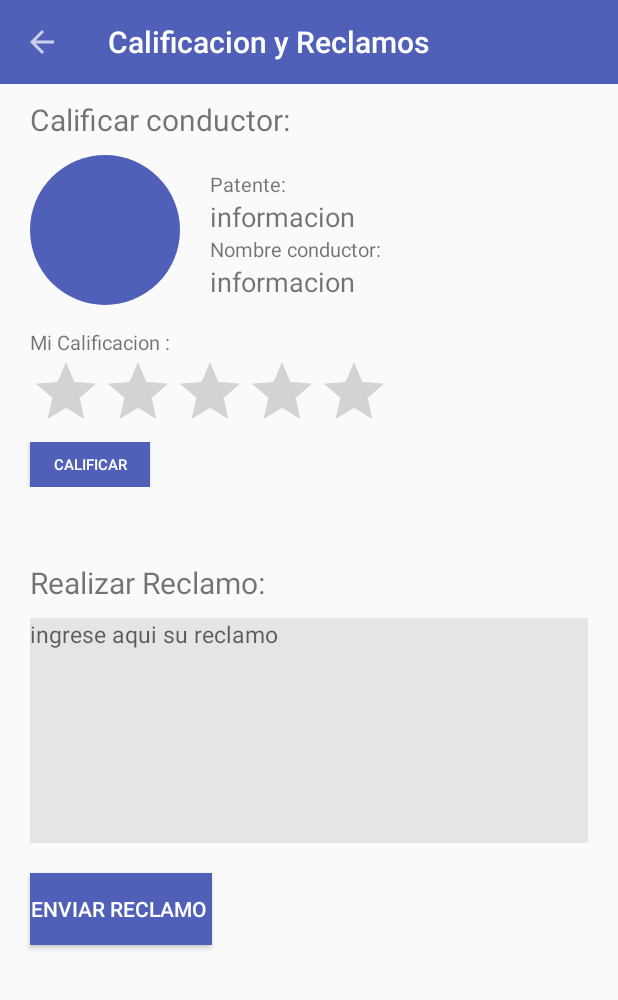
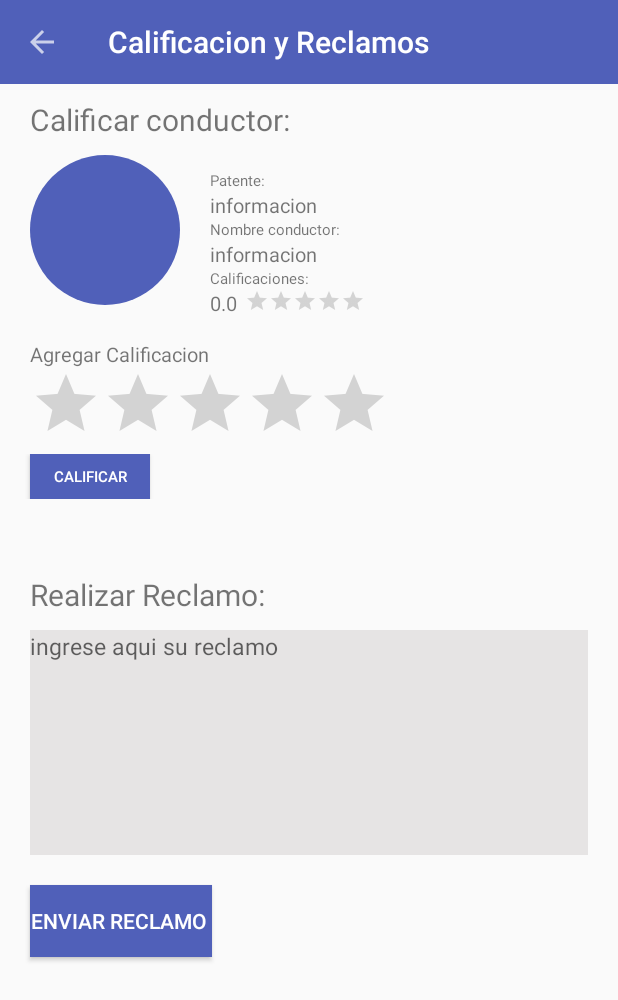
Before and after one commit to nomekop007/app_usuario, an Android app: the CalificarActivity screen opened directly, with no data from a screen before it, on a phone screen of 412 x 824 dp. Shown: the top 1000 px of the screen. Run offline under Robolectric (Android 15) with nearby library versions, the light colour scheme and no system bars; our stand-ins replace Firebase (no records; nobody signed in at launch, a user with empty details on screens opened directly); 1 statement that could not run was skipped.

Commit message:
modifcar rating bar

```diff
--- a/app/src/main/java/com/example/app_usuario_v2/CalificarActivity.java
+++ b/app/src/main/java/com/example/app_usuario_v2/CalificarActivity.java
@@ -40,12 +40,13 @@ public class CalificarActivity extends AppCompatActivity {
 
 
     private android.support.v7.widget.Toolbar toolbar;
-    private RatingBar ratingBar;
-    private TextView patente, nombre, txtcalificar;
+    private RatingBar ratingBar, ratingBarMini ;
+    private TextView patente, nombre, txtcalificar, txtTitulo , calificaciones ,txt_calificar;
     private EditText editReclamo;
     private Button btnCalificar, btnModifcar;
-    ImageView img;
+    private ImageView img;
     private String IDTrasporte = "";
+    private String LineaTrasporte = "";
     private Trasporte trasporte;
     private Calificacion calificacion;
 
@@ -62,18 +63,23 @@ public class CalificarActivity extends AppCompatActivity {
         setContentView(R.layout.activity_calificar);
 
         ratingBar = findViewById(R.id.ratingBar);
+        ratingBarMini = findViewById(R.id.ratingBarCalificaciones);
         patente = findViewById(R.id.t2_patente);
         nombre = findViewById(R.id.t2_nombre);
+        calificaciones = findViewById(R.id.t2_calificaciones);
         btnCalificar = findViewById(R.id.btn_calificar);
         btnModifcar = findViewById(R.id.btn_modificarCalificacion);
         txtcalificar = findViewById(R.id.txt_calificacion);
+        txtTitulo = findViewById(R.id.txt_tituloCalificar);
+        txt_calificar = findViewById(R.id.t2_califcacion);
         editReclamo = findViewById(R.id.edit_reclamo);
         img = findViewById(R.id.iconos2);
+
 
         //mostrar descripcion
         Intent i = getIntent();
         IDTrasporte = i.getStringExtra("idTrasporte");
-
+        LineaTrasporte = i.getStringExtra("lineaTrasporte");
         //sin calificar
         btnModifcar.setVisibility(View.INVISIBLE);
         txtcalificar.setVisibility(View.INVISIBLE);
@@ -101,7 +107,7 @@ public class CalificarActivity extends AppCompatActivity {
 
                         ratingBar.setRating(cal.getCalificacion());
                         calificacion = cal;
-
+                        txt_calificar.setText("Mi Calificacion");
                         ratingBar.setEnabled(false);
                         btnCalificar.setVisibility(View.INVISIBLE);
                         btnModifcar.setVisibility(View.VISIBLE);
@@ -151,9 +157,9 @@ public class CalificarActivity extends AppCompatActivity {
                 format.format(calificacionfinal);
 
                 //actualiza la calificacion del trasporte
-                if (suma==0){
+                if (suma == 0) {
                     trasporte.setCalificacion(0);
-                }else {
+                } else {
                     trasporte.setCalificacion(calificacionfinal);
                 }
                 try {
@@ -173,7 +179,7 @@ public class CalificarActivity extends AppCompatActivity {
 
     private void BuscarMostrarTrasporte() {
 
-        myDatabase.child("trasporte").addListenerForSingleValueEvent(new ValueEventListener() {
+        myDatabase.child("trasporte").addValueEventListener(new ValueEventListener() {
             @Override
             public void onDataChange(@NonNull DataSnapshot dataSnapshot) {
 
@@ -186,6 +192,11 @@ public class CalificarActivity extends AppCompatActivity {
 
                         patente.setText(tr.getPatente());
                         nombre.setText(tr.getNombreConductor());
+                        txtTitulo.setText("Calificar conductor de " + LineaTrasporte + ":");
+                        calificaciones.setText(tr.getCalificacion()+"");
+
+                        ratingBarMini.setEnabled(false);
+                        ratingBarMini.setRating(tr.getCalificacion());
 
                         Glide.with(getApplicationContext())
                                 .load(trasporte.getFotoConductorUrl())
@@ -207,8 +218,6 @@ public class CalificarActivity extends AppCompatActivity {
             }
         });
     }
-
-
 
 
     public void CalificarConductor(View view) {
@@ -250,6 +259,7 @@ public class CalificarActivity extends AppCompatActivity {
         btnModifcar.setVisibility(View.INVISIBLE);
         txtcalificar.setVisibility(View.INVISIBLE);
         btnCalificar.setVisibility(View.VISIBLE);
+        txt_calificar.setText("Agregar Calificacion");
         Toast.makeText(getApplicationContext(), "mi calificacion restaurada!", Toast.LENGTH_LONG).show();
 
     }
@@ -290,7 +300,6 @@ public class CalificarActivity extends AppCompatActivity {
     }
 
 
-
     //boton de flecha atras de toolbar
     @Override
     public boolean onSupportNavigateUp() {
--- a/app/src/main/java/com/example/app_usuario_v2/mapFragment.java
+++ b/app/src/main/java/com/example/app_usuario_v2/mapFragment.java
@@ -176,6 +176,7 @@ public class mapFragment extends Fragment implements OnMapReadyCallback {
 
                 Intent intent = new Intent(getContext(), CalificarActivity.class);
                 intent.putExtra("idTrasporte", marker.getSnippet());
+                intent.putExtra("lineaTrasporte", marker.getTitle());
                 startActivity(intent);
 
             }
@@ -194,6 +195,12 @@ public class mapFragment extends Fragment implements OnMapReadyCallback {
                 if (markerLayout == null) {
                     markerLayout = getLayoutInflater().inflate(R.layout.marker, null);
                 }
+                TextView titulo = markerLayout.findViewById(R.id.titulos);
+                TextView patente = markerLayout.findViewById(R.id.t_Patente);
+                TextView nomConductor = markerLayout.findViewById(R.id.t_Conductor);
+                TextView calificacion = markerLayout.findViewById(R.id.t_calificacion);
+                ImageView img = markerLayout.findViewById(R.id.iconos);
+                RatingBar ratingBar = markerLayout.findViewById(R.id.ratingBar);
 
 
                 for (Trasporte trasporte : tmpRealTimeTrasportes) {
@@ -202,12 +209,6 @@ public class mapFragment extends Fragment implements OnMapReadyCallback {
                     if (marker.getSnippet().equals(trasporte.getIdTrasporte())) {
 
 
-                        TextView titulo = markerLayout.findViewById(R.id.titulos);
-                        TextView patente = markerLayout.findViewById(R.id.t_Patente);
-                        TextView nomConductor = markerLayout.findViewById(R.id.t_Conductor);
-                        TextView calificacion = markerLayout.findViewById(R.id.t_calificacion);
-                        ImageView img = markerLayout.findViewById(R.id.iconos);
-                        RatingBar ratingBar = markerLayout.findViewById(R.id.ratingBar);
 
 
                         Glide.with(markerLayout)
@@ -226,7 +227,7 @@ public class mapFragment extends Fragment implements OnMapReadyCallback {
                         ratingBar.setRating(trasporte.getCalificacion());
                         patente.setText("Patente: " + trasporte.getPatente());
                         nomConductor.setText("Conductor: " + trasporte.getNombreConductor());
-                        calificacion.setText("Calificacion: " + trasporte.getCalificacion());
+                        calificacion.setText("Calificaciones: " + trasporte.getCalificacion());
                         return (markerLayout);
                     }
                 }
--- a/app/src/main/res/layout/activity_calificar.xml
+++ b/app/src/main/res/layout/activity_calificar.xml
@@ -67,7 +67,7 @@
                             android:layout_marginTop="10dp"
                             android:layout_toRightOf="@id/iconos2"
                             android:text="Patente:"
-                            android:textSize="13dp" />
+                            android:textSize="10dp" />
                         <TextView
                             android:id="@+id/t2_patente"
                             android:layout_width="wrap_content"
@@ -76,7 +76,7 @@
                             android:layout_toRightOf="@id/iconos2"
                             android:text="informacion"
                             android:layout_below="@id/txt_patente"
-                            android:textSize="18dp" />
+                            android:textSize="13dp" />
                         <TextView
                             android:id="@+id/txt_nombre"
                             android:layout_width="wrap_content"
@@ -85,7 +85,7 @@
                             android:layout_toRightOf="@id/iconos2"
                             android:text="Nombre conductor:"
                             android:layout_below="@id/t2_patente"
-                            android:textSize="13dp" />
+                            android:textSize="10dp" />
 
                         <TextView
                             android:id="@+id/t2_nombre"
@@ -95,7 +95,39 @@
                             android:layout_marginLeft="20dp"
                             android:layout_toRightOf="@id/iconos2"
                             android:text="informacion"
-                            android:textSize="18dp" />
+                            android:textSize="13dp" />
+
+                        <TextView
+                            android:id="@+id/txt_calificaciones"
+                            android:layout_width="wrap_content"
+                            android:layout_height="wrap_content"
+                            android:layout_marginLeft="20dp"
+                            android:layout_toRightOf="@id/iconos2"
+                            android:text="Calificaciones:"
+                            android:layout_below="@id/t2_nombre"
+                            android:textSize="10dp" />
+
+                        <TextView
+                            android:id="@+id/t2_calificaciones"
+                            android:layout_width="wrap_content"
+                            android:layout_height="wrap_content"
+                            android:layout_below="@id/txt_calificaciones"
+                            android:layout_marginLeft="20dp"
+                            android:layout_toRightOf="@id/iconos2"
+                            android:text="0.0"
+                            android:textSize="13dp" />
+                        <RatingBar
+                            android:id="@+id/ratingBarCalificaciones"
+                            android:layout_width="wrap_content"
+                            android:layout_height="wrap_content"
+                            android:layout_marginLeft="5dp"
+                            android:progressTint="@color/colorAmarillo"
+                            android:secondaryProgressTint="@color/colorAmarillo"
+                            style="?android:attr/ratingBarStyleSmall"
+                            android:layout_below="@id/txt_calificaciones"
+                            android:layout_toRightOf="@id/t2_calificaciones"
+                            android:numStars="5" />
+
 
                     </RelativeLayout>
 
@@ -106,7 +138,7 @@
                         android:layout_height="wrap_content"
                         android:layout_marginLeft="20dp"
                         android:layout_marginTop="15dp"
-                        android:text="Mi Calificacion :"
+                        android:text="Agregar Calificacion"
                         android:textSize="13dp" />
 
                     <RatingBar
@@ -114,6 +146,8 @@
                         android:layout_width="wrap_content"
                         android:layout_height="wrap_content"
                         android:layout_marginLeft="20dp"
+                        android:progressTint="@color/colorAmarillo"
+                        android:secondaryProgressTint="@color/colorAmarillo"
                         android:numStars="5" />
 
 
@@ -136,11 +170,10 @@
                             android:id="@+id/btn_modificarCalificacion"
                             android:layout_width="80dp"
                             android:layout_height="30dp"
-                            android:layout_centerHorizontal="true"
-                            android:layout_marginLeft="50dp"
+                            android:layout_marginLeft="20dp"
                             android:background="@color/colorRojo"
                             android:onClick="RestaurarCalificacion"
-                            android:text="restaurar"
+                            android:text="editar calificacion"
                             android:textColor="@color/colorBlanco"
                             android:textSize="10dp" />
 
@@ -148,9 +181,10 @@
                             android:id="@+id/txt_calificacion"
                             android:layout_width="wrap_content"
                             android:layout_height="wrap_content"
-                            android:layout_marginLeft="30dp"
+                            android:layout_marginLeft="10dp"
+                            android:layout_toRightOf="@id/btn_calificar"
                             android:layout_marginTop="5dp"
-                            android:text="Trasporte Calificado"
+                            android:text="Gracias por Calificar"
                             android:textSize="10dp"
                             android:textColor="@color/colorRojo" />
                     </RelativeLayout>
--- a/app/src/main/res/layout/marker.xml
+++ b/app/src/main/res/layout/marker.xml
@@ -54,6 +54,9 @@
             android:layout_height="wrap_content"
             android:gravity="center_horizontal"
             android:numStars="5"
+            android:progressTint="@color/colorAmarillo"
+            android:secondaryProgressTint="@color/colorAmarillo"
+            style="?android:attr/ratingBarStyleSmall"
             android:rating="1"
             android:isIndicator="true"
             />
--- a/app/src/main/res/values/colors.xml
+++ b/app/src/main/res/values/colors.xml
@@ -9,6 +9,8 @@
     <color name="colorAzul">#0A1972</color>
     <color name="colorplomo">#BEBBBB</color>
     <color name="colorRojo">#E22214</color>
+    <color name="colorAmarillo">#ECD823</color>
+
 
     <color name="white">#D0FFFFFF</color>
 
--- a/app/src/main/res/values/styles.xml
+++ b/app/src/main/res/values/styles.xml
@@ -4,8 +4,6 @@
     <style name="AppTheme" parent="Theme.AppCompat.Light.NoActionBar">
         <!-- Customize your theme here. -->
         <item name="colorPrimary">@color/colorPrimary</item>
-
-
         <item name="colorPrimaryDark">@color/colorAzul</item>
         <item name="colorAccent">@color/colorAccent</item>
     </style>
```
